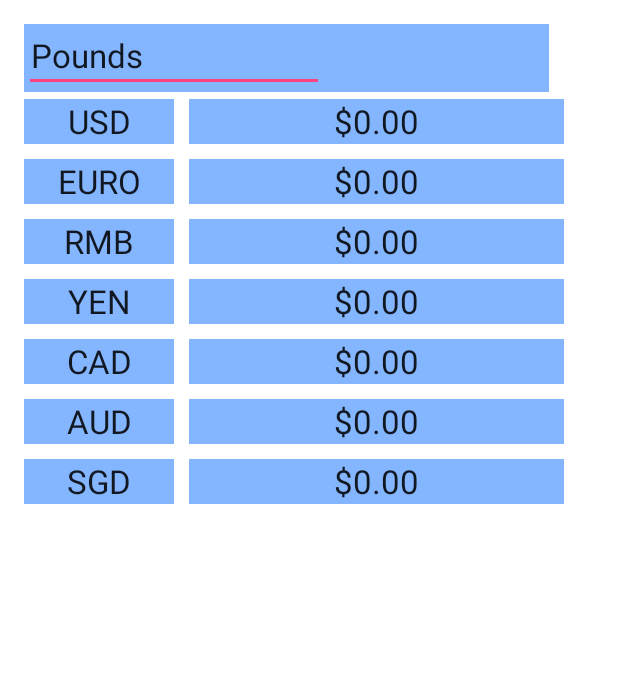
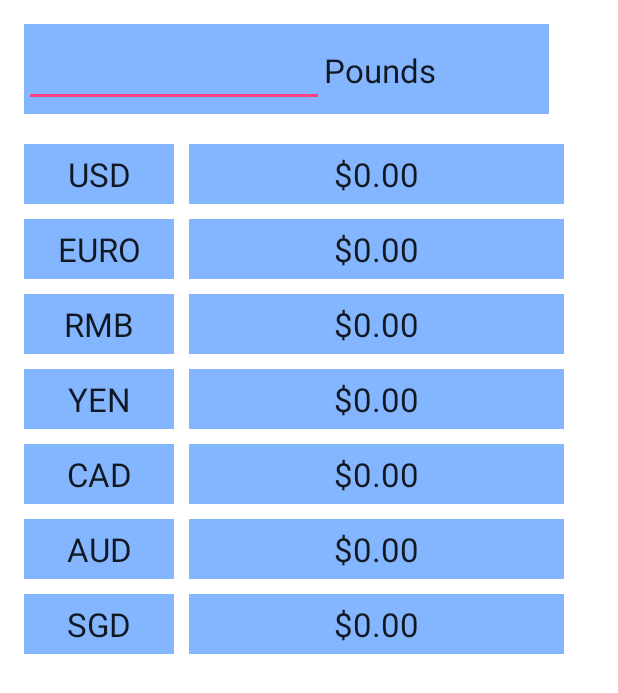
Before and after one commit to zczlkme/CurrencyExchangeCalc, an Android app: the screen it shows after launch (MainActivity), on a phone screen of 412 x 824 dp. Shown: the top 693 px of the screen. Run offline under Robolectric (Android 15) with nearby library versions, the phone set to English and light mode, and no system bars.

Commit message:
3rd commit

```diff
--- a/app/src/main/res/layout/content_main.xml
+++ b/app/src/main/res/layout/content_main.xml
@@ -16,7 +16,7 @@
 
     <GridLayout
         android:layout_width="350dp"
-        android:layout_height="wrap_content"
+        android:layout_height="60dp"
         android:layout_alignParentTop="true"
         android:background="#84b5ff">
 
@@ -27,8 +27,9 @@
             android:text="Pounds"
             android:layout_row="0"
             android:layout_column="1"
-            android:layout_marginLeft="-195dp"
-            android:id="@+id/view0" />
+            android:layout_marginLeft="0dp"
+            android:id="@+id/view0"
+            android:layout_marginTop="10dp" />
 
         <EditText
             android:layout_width="200dp"
@@ -36,39 +37,40 @@
             android:id="@+id/nameText"
             android:layout_row="0"
             android:layout_column="0"
-            android:inputType="text" />
+            android:inputType="text"
+            android:layout_marginTop="10dp" />
     </GridLayout>
 
     <GridLayout
         android:layout_width="wrap_content"
-        android:layout_height="30dp"
+        android:layout_height="40dp"
         android:layout_alignParentStart="true"
-        android:layout_marginTop="50dp"
+        android:layout_marginTop="80dp"
         android:id="@+id/gridLayout">
 
         <TextView
             android:layout_width="100dp"
-            android:layout_height="30dp"
+            android:layout_height="40dp"
             android:textAppearance="?android:attr/textAppearanceLarge"
             android:text="USD"
             android:id="@+id/textView14"
             android:layout_row="0"
             android:layout_column="0"
             android:layout_gravity="center_horizontal"
-            android:gravity="center_horizontal"
+            android:gravity="center_vertical|center_horizontal"
             android:background="#84b5ff"
             android:autoText="true" />
 
         <TextView
             android:layout_width="250dp"
-            android:layout_height="30dp"
+            android:layout_height="40dp"
             android:textAppearance="?android:attr/textAppearanceLarge"
             android:text="@string/usd"
             android:id="@+id/value1"
             android:layout_row="0"
             android:layout_column="1"
             android:layout_gravity="center_horizontal"
-            android:gravity="center_horizontal"
+            android:gravity="center_vertical|center_horizontal"
             android:background="#84b5ff"
             android:layout_marginLeft="10dp" />
 
@@ -84,26 +86,26 @@
 
         <TextView
             android:layout_width="100dp"
-            android:layout_height="30dp"
+            android:layout_height="40dp"
             android:textAppearance="?android:attr/textAppearanceLarge"
             android:text="EURO"
             android:id="@+id/textView2"
             android:layout_row="0"
             android:layout_column="0"
             android:layout_gravity="center_horizontal"
-            android:gravity="center_horizontal"
+            android:gravity="center_vertical|center_horizontal"
             android:background="#84b5ff" />
 
         <TextView
             android:layout_width="250dp"
-            android:layout_height="30dp"
+            android:layout_height="40dp"
             android:textAppearance="?android:attr/textAppearanceLarge"
             android:text="@string/euro"
             android:id="@+id/value2"
             android:layout_row="0"
             android:layout_column="1"
             android:layout_gravity="center_horizontal"
-            android:gravity="center_horizontal"
+            android:gravity="center_vertical|center_horizontal"
             android:background="#84b5ff"
             android:layout_marginLeft="10dp" />
 
@@ -119,26 +121,26 @@
 
         <TextView
             android:layout_width="100dp"
-            android:layout_height="30dp"
+            android:layout_height="40dp"
             android:textAppearance="?android:attr/textAppearanceLarge"
             android:text="RMB"
             android:id="@+id/textView4"
             android:layout_row="0"
             android:layout_column="0"
             android:layout_gravity="center_horizontal"
-            android:gravity="center_horizontal"
+            android:gravity="center_vertical|center_horizontal"
             android:background="#84b5ff" />
 
         <TextView
             android:layout_width="250dp"
-            android:layout_height="30dp"
+            android:layout_height="40dp"
             android:textAppearance="?android:attr/textAppearanceLarge"
             android:text="@string/rmb"
             android:id="@+id/value3"
             android:layout_row="0"
             android:layout_column="1"
             android:layout_gravity="center_horizontal"
-            android:gravity="center_horizontal"
+            android:gravity="center_vertical|center_horizontal"
             android:background="#84b5ff"
             android:layout_marginLeft="10dp" />
 
@@ -154,26 +156,26 @@
 
         <TextView
             android:layout_width="100dp"
-            android:layout_height="30dp"
+            android:layout_height="40dp"
             android:textAppearance="?android:attr/textAppearanceLarge"
             android:text="YEN"
             android:id="@+id/textView6"
             android:layout_row="0"
             android:layout_column="0"
             android:layout_gravity="center_horizontal"
-            android:gravity="center_horizontal"
+            android:gravity="center_vertical|center_horizontal"
             android:background="#84b5ff" />
 
         <TextView
             android:layout_width="250dp"
-            android:layout_height="30dp"
+            android:layout_height="40dp"
             android:textAppearance="?android:attr/textAppearanceLarge"
             android:text="@string/yen"
             android:id="@+id/value4"
             android:layout_row="0"
             android:layout_column="1"
             android:layout_gravity="center_horizontal"
-            android:gravity="center_horizontal"
+            android:gravity="center_vertical|center_horizontal"
             android:background="#84b5ff"
             android:layout_marginLeft="10dp" />
 
@@ -189,26 +191,26 @@
 
         <TextView
             android:layout_width="100dp"
-            android:layout_height="30dp"
+            android:layout_height="40dp"
             android:textAppearance="?android:attr/textAppearanceLarge"
             android:text="CAD"
             android:id="@+id/textView8"
             android:layout_row="0"
             android:layout_column="0"
             android:layout_gravity="center_horizontal"
-            android:gravity="center_horizontal"
+            android:gravity="center_vertical|center_horizontal"
             android:background="#84b5ff" />
 
         <TextView
             android:layout_width="250dp"
-            android:layout_height="30dp"
+            android:layout_height="40dp"
             android:textAppearance="?android:attr/textAppearanceLarge"
             android:text="@string/cad"
             android:id="@+id/value5"
             android:layout_row="0"
             android:layout_column="1"
             android:layout_gravity="center_horizontal"
-            android:gravity="center_horizontal"
+            android:gravity="center_vertical|center_horizontal"
             android:background="#84b5ff"
             android:layout_marginLeft="10dp" />
 
@@ -224,26 +226,26 @@
 
         <TextView
             android:layout_width="100dp"
-            android:layout_height="30dp"
+            android:layout_height="40dp"
             android:textAppearance="?android:attr/textAppearanceLarge"
             android:text="SGD"
             android:id="@+id/textView12"
             android:layout_row="0"
             android:layout_column="0"
             android:layout_gravity="center_horizontal"
-            android:gravity="center_horizontal"
+            android:gravity="center_vertical|center_horizontal"
             android:background="#84b5ff" />
 
         <TextView
             android:layout_width="250dp"
-            android:layout_height="30dp"
+            android:layout_height="40dp"
             android:textAppearance="?android:attr/textAppearanceLarge"
             android:text="@string/sgd"
             android:id="@+id/value7"
             android:layout_row="0"
             android:layout_column="1"
             android:layout_gravity="center_horizontal"
-            android:gravity="center_horizontal"
+            android:gravity="center_vertical|center_horizontal"
             android:background="#84b5ff"
             android:layout_marginLeft="10dp" />
     </GridLayout>
@@ -258,26 +260,26 @@
 
         <TextView
             android:layout_width="100dp"
-            android:layout_height="30dp"
+            android:layout_height="40dp"
             android:textAppearance="?android:attr/textAppearanceLarge"
             android:text="AUD"
             android:id="@+id/textView10"
             android:layout_row="0"
             android:layout_column="0"
             android:layout_gravity="center_horizontal"
-            android:gravity="center_horizontal"
+            android:gravity="center_vertical|center_horizontal"
             android:background="#84b5ff" />
 
         <TextView
             android:layout_width="250dp"
-            android:layout_height="30dp"
+            android:layout_height="40dp"
             android:textAppearance="?android:attr/textAppearanceLarge"
             android:text="@string/aud"
             android:id="@+id/value6"
             android:layout_row="0"
             android:layout_column="1"
             android:layout_gravity="center_horizontal"
-            android:gravity="center_horizontal"
+            android:gravity="center_vertical|center_horizontal"
             android:background="#84b5ff"
             android:layout_marginLeft="10dp" />
 
```
